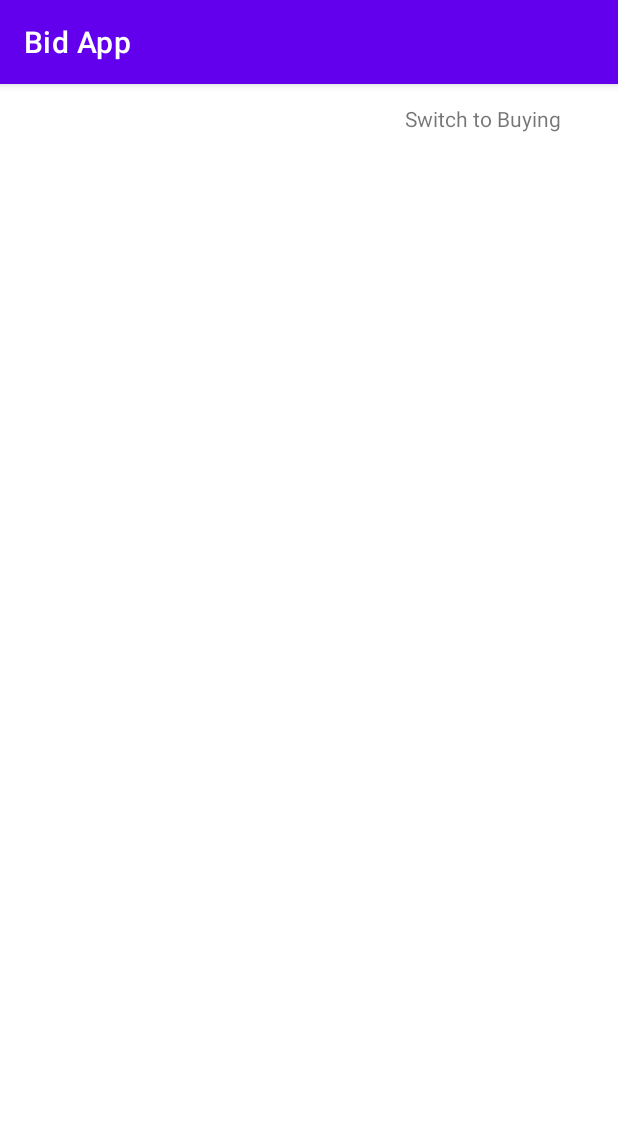
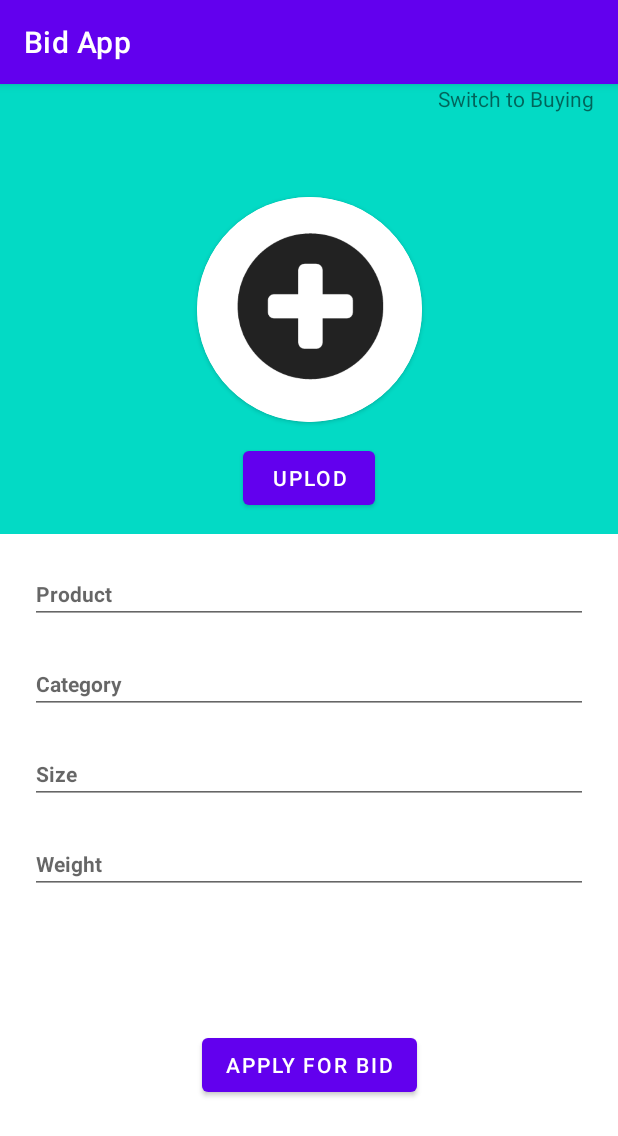
Before and after one commit to Aman-Usman123/FYP, an Android app: the screen it shows after launch (MainActivity), after a tap on an icon or button, on a phone screen of 412 x 824 dp. Shown: the top 1136 px of the screen. Run offline under Robolectric (Android 15) with nearby library versions, the phone set to English and light mode, and no system bars.

```diff
--- a/app/src/main/java/com/example/bidapp/buyingoption.kt
+++ b/app/src/main/java/com/example/bidapp/buyingoption.kt
@@ -19,17 +19,17 @@ class buyingoption : Fragment() {
     }
 
 
-    @SuppressLint("MissingInflatedId")
+    @SuppressLint("MissingInflatedId", "SuspiciousIndentation")
     override fun onCreateView(
         inflater: LayoutInflater, container: ViewGroup?,
         savedInstanceState: Bundle?
     ): View? {
         // Inflate the layout for this fragment
        val v= inflater.inflate(R.layout.fragment_buyingoption, container, false)
-      val  switch2=v.findViewById<TextView>(R.id.switch2)
+      val switch2=v.findViewById<TextView>(R.id.switch2)
         switch2.setOnClickListener{
 
-            Log.d("asd", "onCreateView: ")
+
             val sellingoptionoption=Sellingoption()
             val transaction: FragmentTransaction =parentFragmentManager!!.beginTransaction()
             transaction.replace(R.id.mainlayout,sellingoptionoption).commit()
--- a/app/src/main/res/layout/fragment_sellingoption.xml
+++ b/app/src/main/res/layout/fragment_sellingoption.xml
@@ -1,17 +1,140 @@
 <?xml version="1.0" encoding="utf-8"?>
 <androidx.constraintlayout.widget.ConstraintLayout xmlns:android="http://schemas.android.com/apk/res/android"
+    xmlns:app="http://schemas.android.com/apk/res-auto"
     xmlns:tools="http://schemas.android.com/tools"
     android:layout_width="match_parent"
     android:layout_height="match_parent"
-    tools:context=".Sellingoption">
+    tools:context=".MainActivity">
 
-    <!-- TODO: Update blank fragment layout -->
+    <View
+        android:id="@+id/views1"
+        android:layout_width="match_parent"
+        android:layout_height="300dp"
+        android:background="@color/teal_200"
+
+
+        tools:layout_editor_absoluteX="153dp"
+        tools:layout_editor_absoluteY="-2dp"
+        tools:ignore="MissingConstraints"
+        />
+
+
     <TextView
         android:id="@+id/switch1"
-        android:layout_width="match_parent"
-        android:layout_height="match_parent"
-        android:layout_marginTop="13dp"
-        android:text="Switch to Buying"
-        android:layout_marginStart="270dp"/>
+        android:layout_width="120dp"
+        android:layout_height="wrap_content"
+
+        android:text="@string/switch_to_buying"
+        app:layout_constraintEnd_toEndOf="parent"
+        tools:ignore="MissingConstraints"
+        tools:layout_editor_absoluteY="16dp" />
+
+    <androidx.cardview.widget.CardView
+        android:id="@+id/cardView"
+        android:layout_width="150dp"
+
+        android:layout_height="150dp"
+        android:layout_gravity="center"
+        app:cardCornerRadius="250dp"
+        app:layout_constraintBottom_toBottomOf="@+id/views1"
+        app:layout_constraintEnd_toEndOf="parent"
+        app:layout_constraintStart_toStartOf="@+id/views1"
+        app:layout_constraintTop_toTopOf="@+id/views1">
+
+        <ImageView
+            android:id="@+id/imageView3"
+            android:layout_width="150dp"
+            android:layout_height="150dp"
+            android:background="@drawable/circle"
+            android:scaleType="centerCrop"
+            app:layout_constraintBottom_toBottomOf="@+id/views1"
+            app:layout_constraintEnd_toEndOf="@+id/views1"
+            app:layout_constraintStart_toStartOf="@+id/views1"
+            app:layout_constraintTop_toTopOf="@+id/views1" />
+
+    </androidx.cardview.widget.CardView>
+
+    <EditText
+        android:id="@+id/editTextTextPersonName5"
+        android:layout_width="0dp"
+        android:layout_height="wrap_content"
+        android:layout_marginStart="20dp"
+        android:layout_marginTop="20dp"
+        android:layout_marginEnd="20dp"
+        android:ems="10"
+        android:textColor="@color/black"
+        android:textSize="14dp"
+        android:textStyle="bold"
+        android:inputType="textPersonName"
+        android:hint="Product"
+        app:layout_constraintEnd_toEndOf="parent"
+        app:layout_constraintStart_toStartOf="parent"
+        app:layout_constraintTop_toBottomOf="@+id/views1" />
+
+    <EditText
+        android:id="@+id/editTextTextPersonName6"
+        android:layout_width="0dp"
+        android:layout_height="wrap_content"
+        android:layout_marginTop="20dp"
+        android:ems="10"
+        android:inputType="textPersonName"
+        android:hint="Category"
+        android:textColor="@color/black"
+        android:textSize="14dp"
+        android:textStyle="bold"
+        app:layout_constraintEnd_toEndOf="@+id/editTextTextPersonName5"
+        app:layout_constraintHorizontal_bias="0.0"
+        app:layout_constraintStart_toStartOf="@+id/editTextTextPersonName5"
+        app:layout_constraintTop_toBottomOf="@+id/editTextTextPersonName5" />
+
+    <EditText
+        android:id="@+id/editTextTextPersonName7"
+        android:layout_width="0dp"
+        android:layout_height="wrap_content"
+        android:layout_marginTop="20dp"
+        android:ems="10"
+        android:inputType="textPersonName"
+        android:hint="Size"
+        android:textColor="@color/black"
+        android:textSize="14dp"
+        android:textStyle="bold"
+        app:layout_constraintEnd_toEndOf="@+id/editTextTextPersonName6"
+        app:layout_constraintStart_toStartOf="@+id/editTextTextPersonName6"
+        app:layout_constraintTop_toBottomOf="@+id/editTextTextPersonName6" />
+
+    <EditText
+        android:id="@+id/editTextTextPersonName8"
+        android:layout_width="0dp"
+        android:layout_height="wrap_content"
+        android:layout_marginTop="20dp"
+        android:ems="10"
+        android:textColor="@color/black"
+        android:textSize="14dp"
+        android:textStyle="bold"
+        android:inputType="textPersonName"
+        android:hint="Weight"
+        app:layout_constraintEnd_toEndOf="@+id/editTextTextPersonName7"
+        app:layout_constraintStart_toStartOf="@+id/editTextTextPersonName7"
+        app:layout_constraintTop_toBottomOf="@+id/editTextTextPersonName7" />
+
+    <Button
+        android:id="@+id/button2"
+        android:layout_width="wrap_content"
+        android:layout_height="wrap_content"
+        android:text="Uplod"
+        app:layout_constraintBottom_toBottomOf="@+id/views1"
+        app:layout_constraintEnd_toEndOf="parent"
+        app:layout_constraintStart_toStartOf="parent"
+        app:layout_constraintTop_toBottomOf="@+id/cardView" />
+
+    <Button
+        android:id="@+id/button3"
+        android:layout_width="wrap_content"
+        android:layout_height="wrap_content"
+        android:text="Apply for Bid"
+        app:layout_constraintBottom_toBottomOf="parent"
+        app:layout_constraintEnd_toEndOf="parent"
+        app:layout_constraintStart_toStartOf="parent"
+        app:layout_constraintTop_toBottomOf="@+id/editTextTextPersonName8" />
 
 </androidx.constraintlayout.widget.ConstraintLayout>
--- a/app/src/main/res/values/strings.xml
+++ b/app/src/main/res/values/strings.xml
@@ -2,4 +2,5 @@
     <string name="app_name">Bid App</string>
     <!-- TODO: Remove or change this placeholder text -->
     <string name="hello_blank_fragment">Hello blank fragment</string>
+    <string name="switch_to_buying">Switch to Buying</string>
 </resources>
```
Also changed, not shown: app/src/main/res/drawable-v24/circle.png (added).
